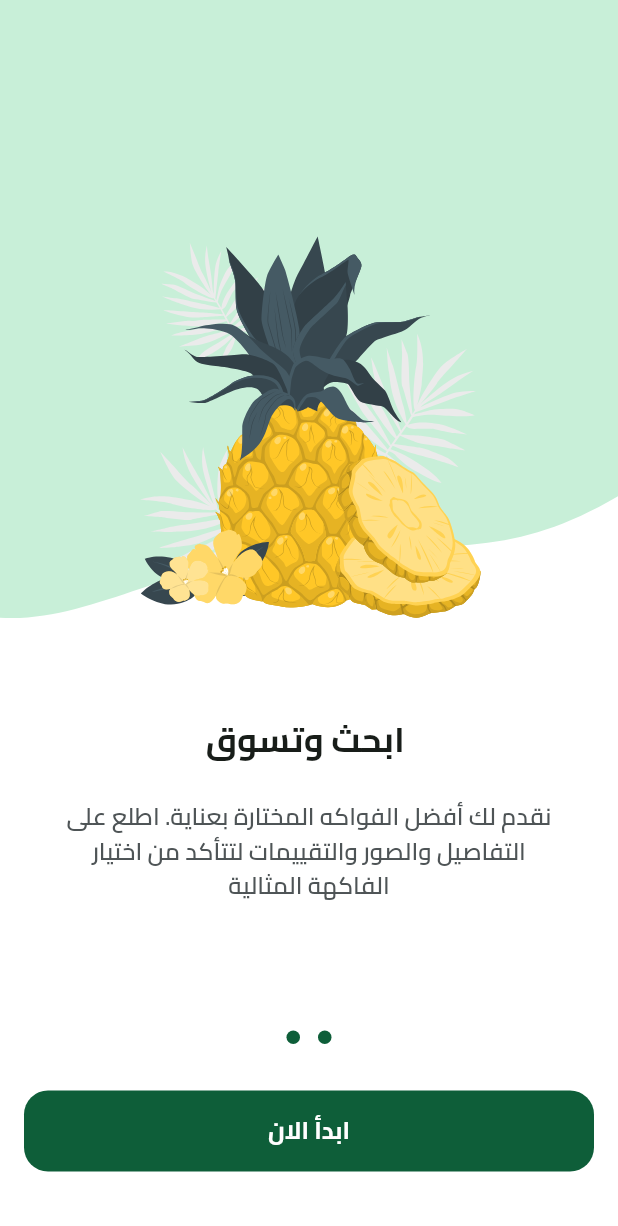
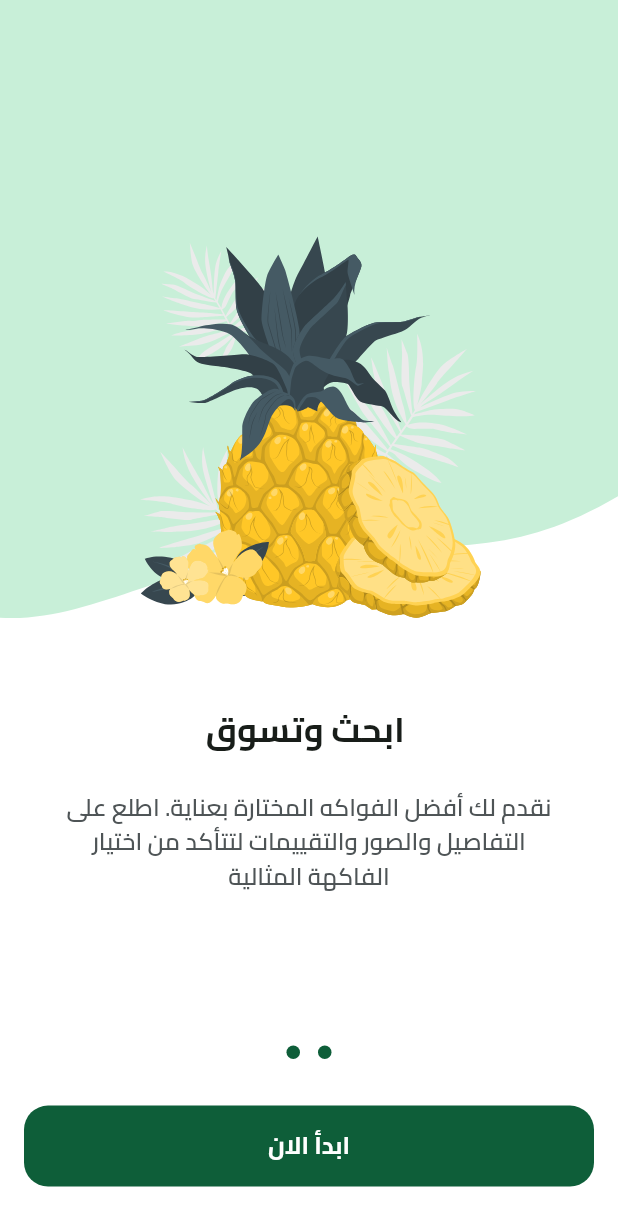
Before and after one commit to youssef336/Fruits_Hub, a Flutter app: the screen it shows after launch, swiped to page 2, on a phone screen of 412 x 824 dp. Shown: the top 1226 px of the screen. Run offline on Flutter 3.47's test engine with Material 3 defaults, Android fonts, the phone set to English and light mode, and no system bars; drawn by our look-alikes of dots_indicator; our stand-ins replace bloc, cloud_firestore, dartz, firebase_auth, firebase_core, flutter_bloc and 5 more; missing offline and left inert: flutter_facebook_auth; accounts and stored records are empty.

Commit message:
feat: update onboarding layout; replace fixed height with responsive sizing for improved adaptability on different screen sizes

```diff
--- a/lib/features/onBoarding/presentation/views/widgets/on_boarding_body.dart
+++ b/lib/features/onBoarding/presentation/views/widgets/on_boarding_body.dart
@@ -77,7 +77,7 @@ class _OnBoardingViewBodyState extends State<OnBoardingViewBody> {
             ),
           ),
         ),
-        const SizedBox(height: 43),
+        SizedBox(height: MediaQuery.of(context).size.height * 0.04),
       ],
     );
   }
--- a/lib/features/onBoarding/presentation/views/widgets/page_view_item.dart
+++ b/lib/features/onBoarding/presentation/views/widgets/page_view_item.dart
@@ -62,7 +62,7 @@ class PageViewItem extends StatelessWidget {
             ],
           ),
         ),
-        SizedBox(height: 64),
+        SizedBox(height: MediaQuery.of(context).size.height * 0.07),
         title,
         const SizedBox(height: 24),
         Padding(
```
